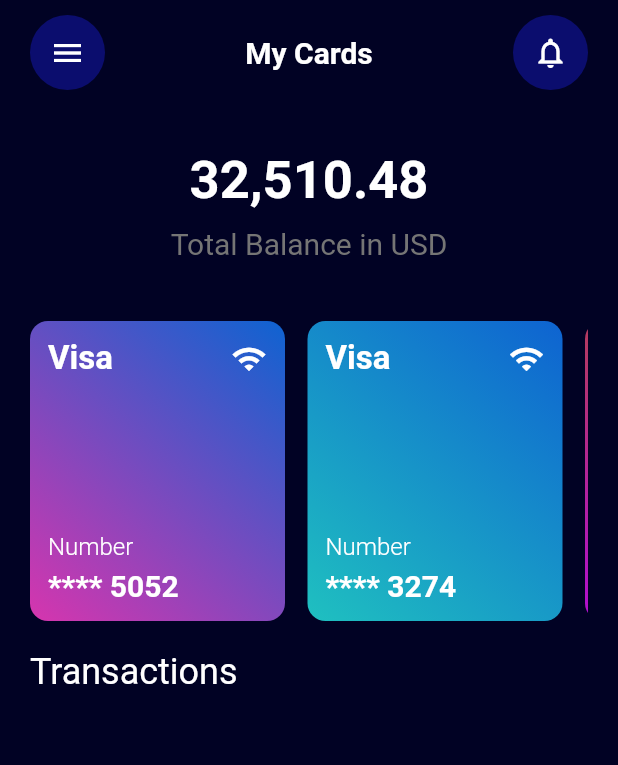
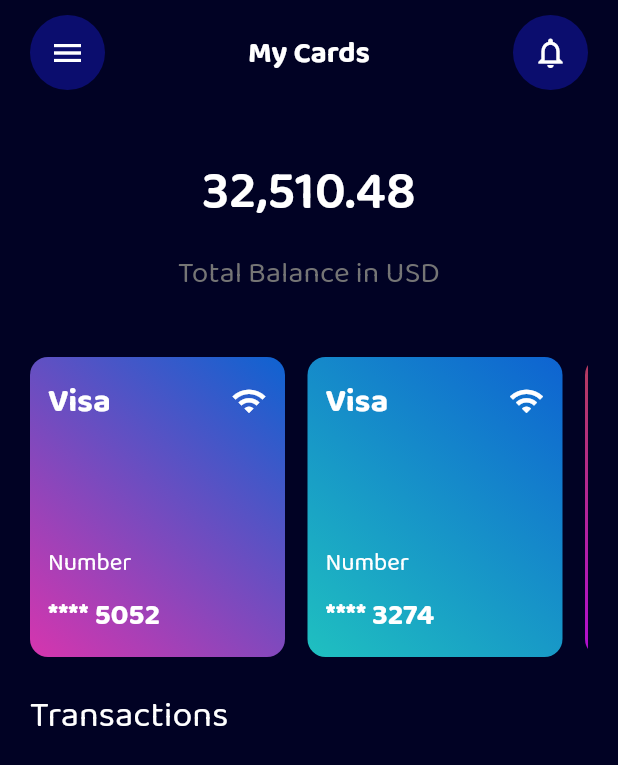
Before and after one commit to Ozurumba007/Wallet_UI_Tutorial, a Flutter app: the screen it shows after launch, after a tap on the "dashboard customize" icon, on a phone screen of 412 x 824 dp. Shown: the top 765 px of the screen. Run offline on Flutter 3.47's test engine with Material 2 defaults, Android fonts, the phone set to English and light mode, and no system bars; our stand-ins replace google_fonts.

Commit message:
added a google font to the dependency \ added google font to the files

```diff
--- a/lib/component/custom_app_bar.dart
+++ b/lib/component/custom_app_bar.dart
@@ -1,4 +1,5 @@
 import 'package:flutter/material.dart';
+import 'package:google_fonts/google_fonts.dart';
 
 class CustomAppBar extends StatelessWidget {
   final String title;
@@ -26,7 +27,7 @@ class CustomAppBar extends StatelessWidget {
         ),
         Text(
           title,
-          style: const TextStyle(
+          style: GoogleFonts.baloo2(
             color: Colors.white,
             fontSize: 20,
             fontWeight: FontWeight.bold,
--- a/lib/component/my_card.dart
+++ b/lib/component/my_card.dart
@@ -1,4 +1,5 @@
 import 'package:flutter/material.dart';
+import 'package:google_fonts/google_fonts.dart';
 
 class MyCard extends StatelessWidget {
   final String cardNumber;
@@ -28,12 +29,12 @@ class MyCard extends StatelessWidget {
           crossAxisAlignment: CrossAxisAlignment.start,
           mainAxisAlignment: MainAxisAlignment.spaceBetween,
           children: [
-            const Row(
+            Row(
               mainAxisAlignment: MainAxisAlignment.spaceBetween,
               children: [
                 Text(
                   'Visa',
-                  style: TextStyle(
+                  style: GoogleFonts.baloo2(
                     color: Colors.white,
                     fontSize: 22,
                     fontWeight: FontWeight.bold,
@@ -50,7 +51,7 @@ class MyCard extends StatelessWidget {
               children: [
                 Text(
                   'Number',
-                  style: TextStyle(
+                  style: GoogleFonts.baloo2(
                     color: Colors.white,
                     fontSize: 16,
                     fontWeight: FontWeight.w300,
@@ -59,7 +60,7 @@ class MyCard extends StatelessWidget {
                 SizedBox(height: 5),
                 Text(
                   cardNumber,
-                  style: TextStyle(
+                  style: GoogleFonts.baloo2(
                     color: Colors.white,
                     fontSize: 20,
                     fontWeight: FontWeight.bold,
--- a/lib/component/total_bal_amount.dart
+++ b/lib/component/total_bal_amount.dart
@@ -1,4 +1,5 @@
 import 'package:flutter/material.dart';
+import 'package:google_fonts/google_fonts.dart';
 
 class TotalBalanceAmount extends StatelessWidget {
   const TotalBalanceAmount({super.key});
@@ -7,9 +8,9 @@ class TotalBalanceAmount extends StatelessWidget {
   Widget build(BuildContext context) {
     return Column(
       children: [
-        const Text(
+        Text(
           '32,510.48',
-          style: TextStyle(
+          style: GoogleFonts.baloo2(
             color: Colors.white,
             fontSize: 35,
             fontWeight: FontWeight.w600,
@@ -18,7 +19,7 @@ class TotalBalanceAmount extends StatelessWidget {
         const SizedBox(height: 10),
         Text(
           'Total Balance in USD',
-          style: TextStyle(
+          style: GoogleFonts.baloo2(
             fontSize: 20,
             color: Colors.grey[600],
           ),
--- a/lib/component/transcation_shortcut.dart
+++ b/lib/component/transcation_shortcut.dart
@@ -1,4 +1,5 @@
 import 'package:flutter/material.dart';
+import 'package:google_fonts/google_fonts.dart';
 
 class TransactionShortCut extends StatelessWidget {
   final IconData icon;
@@ -34,7 +35,7 @@ class TransactionShortCut extends StatelessWidget {
         SizedBox(height: 5),
         Text(
           text,
-          style: TextStyle(
+          style: GoogleFonts.baloo2(
             color: Colors.white,
           ),
         )
--- a/lib/screen/home_screen.dart
+++ b/lib/screen/home_screen.dart
@@ -3,6 +3,7 @@ import 'package:banking_app_ui/component/total_bal_amount.dart';
 import 'package:banking_app_ui/component/transcation_shortcut.dart';
 import 'package:banking_app_ui/screen/my_cards_screen.dart';
 import 'package:flutter/material.dart';
+import 'package:google_fonts/google_fonts.dart';
 
 class HomeScreen extends StatefulWidget {
   const HomeScreen({super.key});
@@ -60,12 +61,12 @@ class _HomeScreenState extends State<HomeScreen> {
               ),
               const SizedBox(height: 40),
               // Transaction Text
-              const Row(
+              Row(
                 mainAxisAlignment: MainAxisAlignment.start,
                 children: [
                   Text(
                     'Transaction',
-                    style: TextStyle(
+                    style: GoogleFonts.baloo2(
                       color: Colors.white,
                       fontSize: 24,
                     ),
--- a/lib/screen/my_cards_screen.dart
+++ b/lib/screen/my_cards_screen.dart
@@ -2,6 +2,7 @@ import 'package:banking_app_ui/component/custom_app_bar.dart';
 import 'package:banking_app_ui/component/my_card.dart';
 import 'package:banking_app_ui/component/total_bal_amount.dart';
 import 'package:flutter/material.dart';
+import 'package:google_fonts/google_fonts.dart';
 
 class MyCardsScreen extends StatefulWidget {
   const MyCardsScreen({super.key});
@@ -62,12 +63,12 @@ class _MyCardsScreenState extends State<MyCardsScreen> {
               ),
               SizedBox(height: 20),
               // Transaction Text
-              const Row(
+              Row(
                 mainAxisAlignment: MainAxisAlignment.start,
                 children: [
                   Text(
                     'Transactions',
-                    style: TextStyle(
+                    style: GoogleFonts.baloo2(
                       color: Colors.white,
                       fontSize: 24,
                     ),
--- a/pubspec.yaml
+++ b/pubspec.yaml
@@ -35,6 +35,7 @@ dependencies:
   # The following adds the Cupertino Icons font to your application.
   # Use with the CupertinoIcons class for iOS style icons.
   cupertino_icons: ^1.0.2
+  google_fonts: ^5.1.0
 
 dev_dependencies:
   flutter_test:
```
Also changed, not shown: pubspec.lock.
